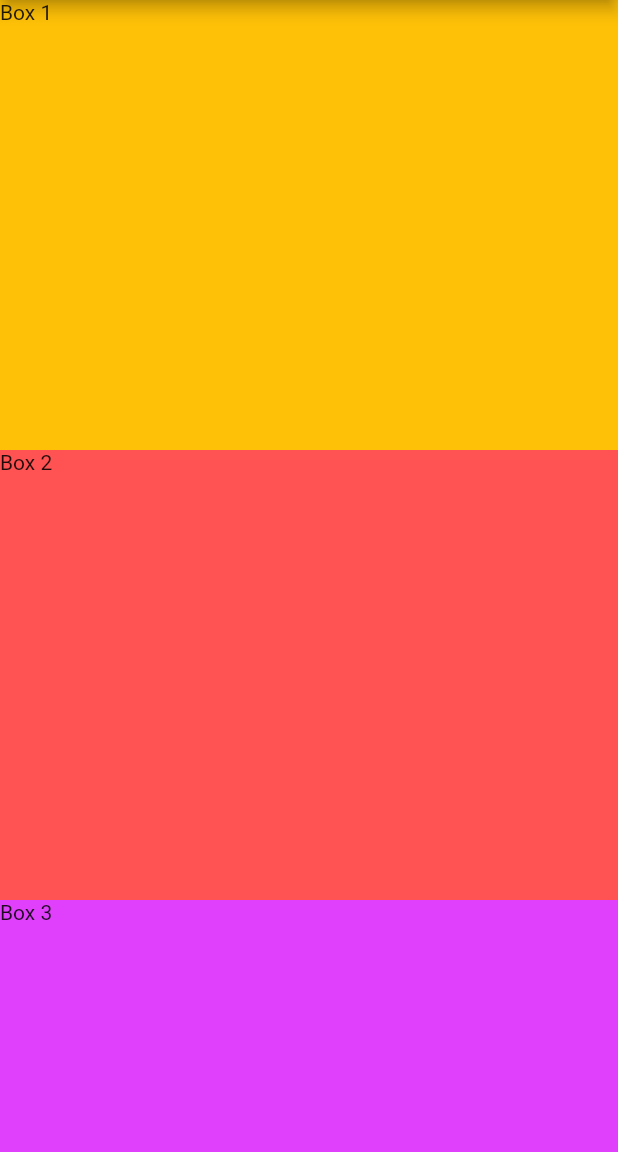
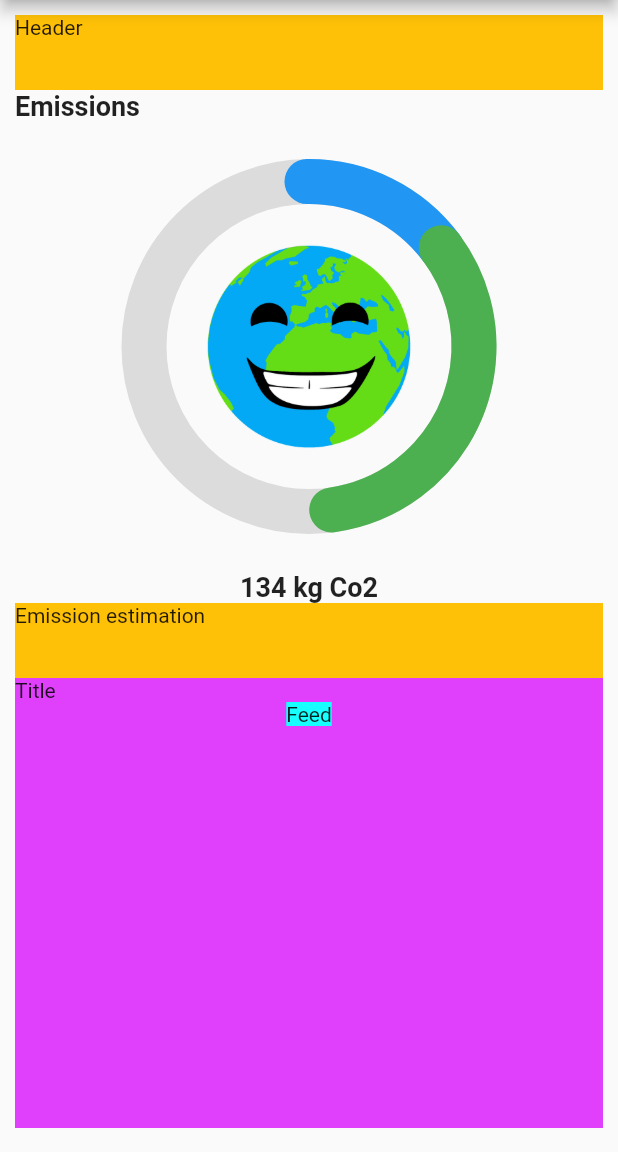
Before and after one commit to Havfar/Smiling-Earth, a Flutter app: the screen it shows after launch, on a phone screen of 412 x 824 dp, the part 84-1236 px from its top. Run offline on Flutter 3.47's test engine with Material 2 defaults, Android fonts, the phone set to English and light mode, and no system bars; our stand-ins replace fl_chart, permission_handler, sqflite; missing offline and left inert: activity_recognition_flutter; accounts and stored records are empty.

Commit message:
Smiling earth emission graf

```diff
--- a/smiling_earth_frontend/lib/main.dart
+++ b/smiling_earth_frontend/lib/main.dart
@@ -1,5 +1,6 @@
 import 'package:flutter/material.dart';
 import 'package:smiling_earth_frontend/utils/services/activity_recognition.dart';
+import 'package:smiling_earth_frontend/widgets/emission_chart.dart';
 import 'package:smiling_earth_frontend/widgets/navigation_drawer_widget.dart';
 
 void main() {
@@ -31,31 +32,111 @@ class _SmilingEarthHomeState extends State<SmilingEarthHome> {
       ),
       drawer: NavigationDrawerWidget(),
       body: Container(
+        height: 800,
+        margin: EdgeInsets.all(10),
         child: ListView(
-          children: [
-            Container(
-              height: 300,
-              color: Colors.amber,
-              child: Text("Box 1"),
-            ),
-            Container(
-              height: 300,
-              color: Colors.redAccent,
-              child: Text("Box 2"),
-            ),
-            Container(
-              height: 300,
-              color: Colors.purpleAccent,
-              child: Text("Box 3"),
-            ),
-            Container(
-              height: 300,
-              color: Colors.yellowAccent,
-              child: Text("Box 4"),
-            )
+          children: <Widget>[
+            buildHeaderToolbar(),
+            buildChart(),
+            buildEmissionEstimation(),
+            buildFeed(),
+            // Container(
+            //   height: 300,
+            //   color: Colors.yellowAccent,
+            //   child: Text("Box 4"),
+            // )
           ],
         ),
       ),
     ));
   }
 }
+
+class buildChart extends StatelessWidget {
+  const buildChart({
+    Key? key,
+  }) : super(key: key);
+
+  @override
+  Widget build(BuildContext context) {
+    String dropdownValue = 'One';
+
+    return Container(
+      child: Column(children: [
+        Row(
+          children: [
+            Text("Emissions",
+                style: TextStyle(
+                  fontSize: 18,
+                  fontWeight: FontWeight.w700,
+                )),
+          ],
+        ),
+        Center(
+          child: SmilingEarthEmissionChart(
+            energyEmissionPercentage: 0.15,
+            transportEmissionPercentage: 0.33,
+          ),
+        ),
+        Text("134 kg Co2",
+            style: TextStyle(
+              fontSize: 18,
+              fontWeight: FontWeight.w700,
+            )),
+      ]),
+    );
+  }
+}
+
+class buildFeed extends StatelessWidget {
+  const buildFeed({
+    Key? key,
+  }) : super(key: key);
+
+  @override
+  Widget build(BuildContext context) {
+    return Container(
+      height: 300,
+      color: Colors.purpleAccent,
+      child: Column(children: [
+        Row(children: [Text("Title")]),
+        Column(children: [
+          Container(
+            color: Colors.cyanAccent,
+            child: Text("Feed"),
+          )
+        ])
+      ]),
+    );
+  }
+}
+
+class buildEmissionEstimation extends StatelessWidget {
+  const buildEmissionEstimation({
+    Key? key,
+  }) : super(key: key);
+
+  @override
+  Widget build(BuildContext context) {
+    return Container(
+      height: 50,
+      color: Colors.amber,
+      child: Text("Emission estimation"),
+    );
+  }
+}
+
+class buildHeaderToolbar extends StatelessWidget {
+  const buildHeaderToolbar({
+    Key? key,
+  }) : super(key: key);
+
+  @override
+  Widget build(BuildContext context) {
+    return Container(
+      height: 50,
+      color: Colors.amber,
+      child: Text("Header"),
+    );
+  }
+}
--- /dev/null
+++ b/smiling_earth_frontend/lib/widgets/emission_chart.dart
@@ -0,0 +1,82 @@
+import 'dart:math';
+
+import 'package:flutter/material.dart';
+
+class SmilingEarthEmissionChart extends StatelessWidget {
+  final double energyEmissionPercentage;
+  final double transportEmissionPercentage;
+  const SmilingEarthEmissionChart({
+    Key? key,
+    required this.energyEmissionPercentage,
+    required this.transportEmissionPercentage,
+  }) : super(key: key);
+
+  @override
+  Widget build(BuildContext context) {
+    return Container(
+      height: 300,
+      width: 300,
+      child: CustomPaint(
+          foregroundPainter: EmissionChart(
+              energyEmissionPercentage, transportEmissionPercentage),
+          child: Container(
+            height: 300,
+            width: 300,
+            child: Center(
+                child: Image(
+                    height: 160,
+                    width: 160,
+                    image: AssetImage('assets/img/smiling-earth/earth1.png'))),
+          )),
+    );
+  }
+}
+
+class EmissionChart extends CustomPainter {
+  final double energyEmissionPercentage;
+  final double transportEmissionPercentage;
+
+  EmissionChart(
+      this.energyEmissionPercentage, this.transportEmissionPercentage);
+
+  @override
+  void paint(Canvas canvas, Size size) {
+    double angleEnergy = 2 * pi * energyEmissionPercentage;
+    double angleTransport = 2 * pi * transportEmissionPercentage;
+    double strokeWidth = 30;
+    Offset center = Offset(size.width * 0.5, size.height * 0.5);
+    double radius = 110;
+    double startAngle = 4.7;
+
+    var paint = Paint()
+      ..color = Colors.black12
+      ..strokeWidth = strokeWidth
+      ..strokeCap = StrokeCap.round
+      ..style = PaintingStyle.stroke;
+
+    var paintEnergy = Paint()
+      ..color = Colors.blue
+      ..strokeWidth = strokeWidth
+      ..strokeCap = StrokeCap.round
+      ..style = PaintingStyle.stroke;
+
+    canvas.drawCircle(center, radius, paint);
+
+    canvas.drawArc(Rect.fromCircle(center: center, radius: radius), startAngle,
+        angleEnergy, false, paintEnergy);
+
+    var paintTransport = Paint()
+      ..color = Colors.green
+      ..strokeWidth = strokeWidth
+      ..strokeCap = StrokeCap.round
+      ..style = PaintingStyle.stroke;
+
+    canvas.drawArc(Rect.fromCircle(center: center, radius: radius),
+        startAngle + angleEnergy, angleTransport, false, paintTransport);
+  }
+
+  @override
+  bool shouldRepaint(CustomPainter oldDelegate) {
+    return false;
+  }
+}
--- a/smiling_earth_frontend/pubspec.yaml
+++ b/smiling_earth_frontend/pubspec.yaml
@@ -34,6 +34,8 @@ dependencies:
   activity_recognition_flutter: ^4.0.4
   fl_chart: ^0.40.0
   collection: ^1.15.0
+  syncfusion_flutter_charts: ^19.2.60
+  charts_flutter: ^0.11.0
 
 dev_dependencies:
   flutter_test:
@@ -53,6 +55,9 @@ flutter:
   # assets:
   #   - images/a_dot_burr.jpeg
   #   - images/a_dot_ham.jpeg
+  assets:
+    - assets/img/smiling-earth/earth.png
+    - assets/img/smiling-earth/earth1.png
 
   # An image asset can refer to one or more resolution-specific "variants", see
   # https://flutter.dev/assets-and-images/#resolution-aware.
```
Also changed, not shown: smiling_earth_frontend/assets/img/smiling-earth/earth.png (added), smiling_earth_frontend/assets/img/smiling-earth/earth1.png (added), smiling_earth_frontend/assets/img/smiling-earth/earth2.png (added), smiling_earth_frontend/assets/img/smiling-earth/earth3.png (added), smiling_earth_frontend/assets/img/smiling-earth/earth4.png (added), smiling_earth_frontend/assets/img/smiling-earth/earth5.png (added).
